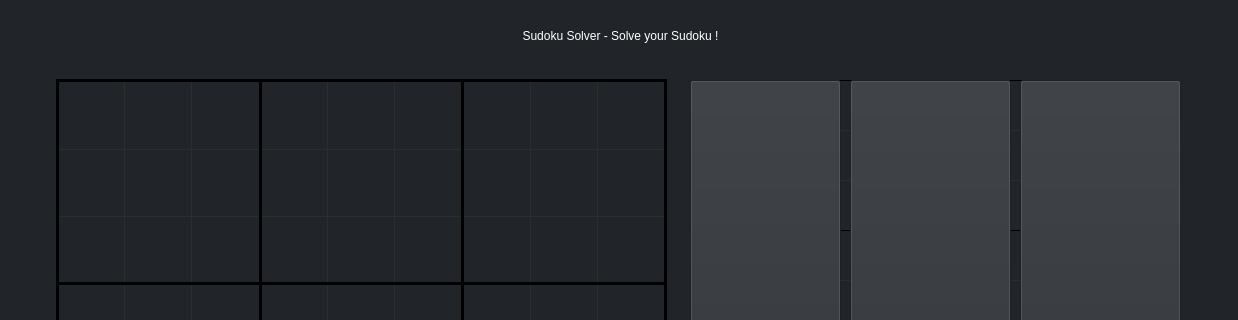
Alonkopilov/qt-sudoku-logic-solver, file src/mainwindow.ui: the form before one commit; both pictures show x 0 to 1238 and y 0 to 320 of the 1238 by 730 pixel window.
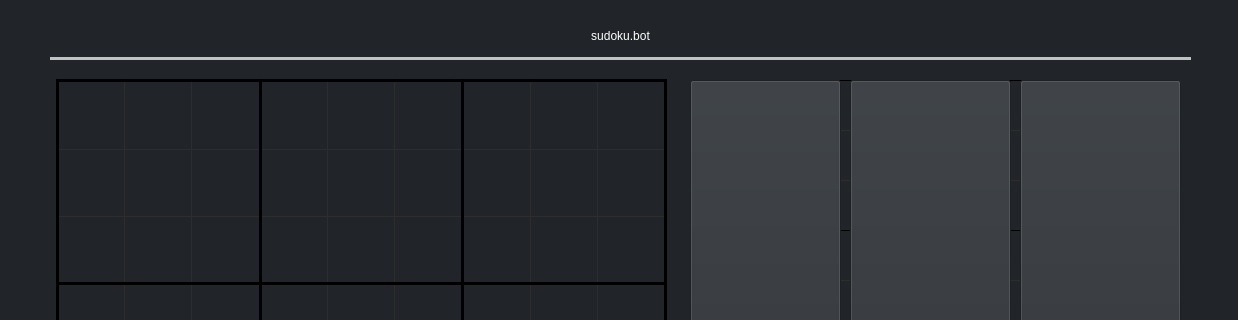
The form after the commit. Icons and pictures are not drawn.

What changed in the file:
```diff
--- a/src/mainwindow.ui
+++ b/src/mainwindow.ui
@@ -673,11 +673,11 @@
      </rect>
     </property>
     <property name="styleSheet">
-     <string notr="true">font: 22pt &quot;Montserrat&quot;;
+     <string notr="true">font: 700 22pt &quot;Montserrat&quot;;
 color: rgb(255, 255, 255);</string>
     </property>
     <property name="text">
-     <string>Sudoku Solver - Solve your Sudoku !</string>
+     <string>sudoku.bot</string>
     </property>
     <property name="alignment">
      <set>Qt::AlignCenter</set>
@@ -687,14 +687,13 @@
     <property name="geometry">
      <rect>
       <x>50</x>
-      <y>60</y>
+      <y>50</y>
       <width>1141</width>
-      <height>1</height>
+      <height>16</height>
      </rect>
     </property>
     <property name="styleSheet">
-     <string notr="true">
-color: rgb(255, 255, 255);</string>
+     <string notr="true">color: rgb(193, 193, 193);</string>
     </property>
     <property name="frameShadow">
      <enum>QFrame::Plain</enum>
@@ -1181,6 +1180,7 @@
      <enum>Qt::Horizontal</enum>
     </property>
    </widget>
+   <zorder>label_2</zorder>
    <zorder>line_21</zorder>
    <zorder>gridLayoutWidget</zorder>
    <zorder>btnSolve</zorder>
@@ -1206,7 +1206,6 @@
    <zorder>line_14</zorder>
    <zorder>cbSlowSolve</zorder>
    <zorder>btnLoadByCustomDiff</zorder>
-   <zorder>label_2</zorder>
    <zorder>gridLayoutWidget_2</zorder>
    <zorder>line_23</zorder>
    <zorder>line_24</zorder>
```
